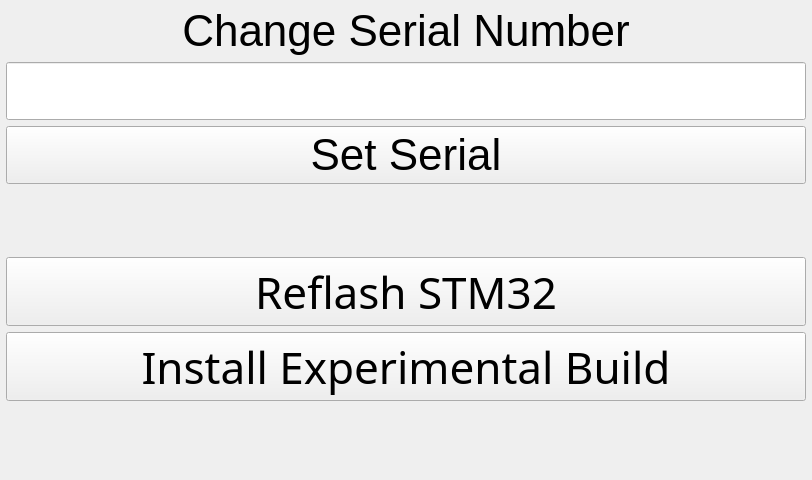
Old version of the form ui/FactoryWidget.ui in the repository kipr/botui.
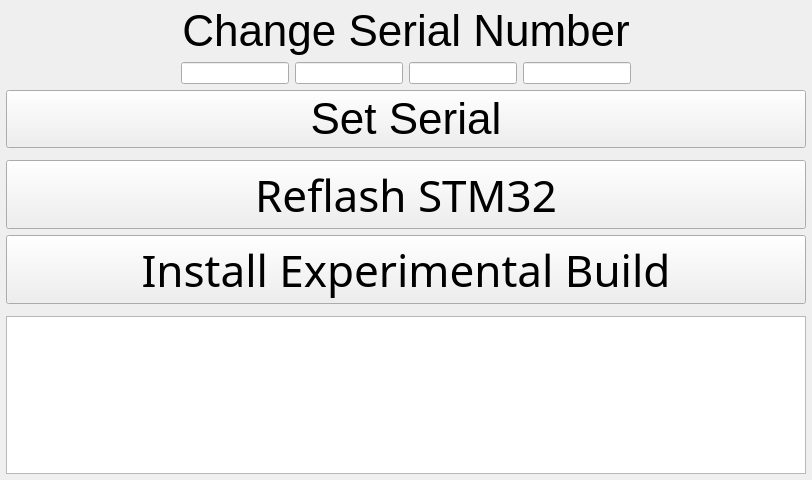
New version of the form. Icons and pictures are not drawn. Custom widgets are drawn as their Qt base class.

Commit message: Adding function to buttons

Patch:
```diff
--- a/ui/FactoryWidget.ui
+++ b/ui/FactoryWidget.ui
@@ -51,28 +51,74 @@
     </widget>
    </item>
    <item>
-    <widget class="LineEdit" name="serialNumber">
-     <property name="sizePolicy">
-      <sizepolicy hsizetype="Minimum" vsizetype="Preferred">
-       <horstretch>0</horstretch>
-       <verstretch>0</verstretch>
-      </sizepolicy>
-     </property>
-     <property name="minimumSize">
-      <size>
-       <width>0</width>
-       <height>0</height>
-      </size>
-     </property>
-     <property name="font">
-      <font>
-       <pointsize>33</pointsize>
-      </font>
-     </property>
-     <property name="alignment">
-      <set>Qt::AlignLeading|Qt::AlignLeft|Qt::AlignVCenter</set>
-     </property>
-    </widget>
+    <layout class="QHBoxLayout" name="horizontalLayout">
+     <item>
+      <spacer name="horizontalSpacer">
+       <property name="orientation">
+        <enum>Qt::Horizontal</enum>
+       </property>
+       <property name="sizeHint" stdset="0">
+        <size>
+         <width>40</width>
+         <height>20</height>
+        </size>
+       </property>
+      </spacer>
+     </item>
+     <item>
+      <widget class="QLineEdit" name="lineEdit_2">
+       <property name="sizePolicy">
+        <sizepolicy hsizetype="Minimum" vsizetype="Fixed">
+         <horstretch>0</horstretch>
+         <verstretch>0</verstretch>
+        </sizepolicy>
+       </property>
+      </widget>
+     </item>
+     <item>
+      <widget class="QLineEdit" name="lineEdit_3">
+       <property name="sizePolicy">
+        <sizepolicy hsizetype="Minimum" vsizetype="Fixed">
+         <horstretch>0</horstretch>
+         <verstretch>0</verstretch>
+        </sizepolicy>
+       </property>
+      </widget>
+     </item>
+     <item>
+      <widget class="QLineEdit" name="lineEdit_4">
+       <property name="sizePolicy">
+        <sizepolicy hsizetype="Minimum" vsizetype="Fixed">
+         <horstretch>0</horstretch>
+         <verstretch>0</verstretch>
+        </sizepolicy>
+       </property>
+      </widget>
+     </item>
+     <item>
+      <widget class="QLineEdit" name="lineEdit">
+       <property name="sizePolicy">
+        <sizepolicy hsizetype="Minimum" vsizetype="Fixed">
+         <horstretch>0</horstretch>
+         <verstretch>0</verstretch>
+        </sizepolicy>
+       </property>
+      </widget>
+     </item>
+     <item>
+      <spacer name="horizontalSpacer_2">
+       <property name="orientation">
+        <enum>Qt::Horizontal</enum>
+       </property>
+       <property name="sizeHint" stdset="0">
+        <size>
+         <width>40</width>
+         <height>20</height>
+        </size>
+       </property>
+      </spacer>
+     </item>
+    </layout>
    </item>
    <item>
     <widget class="QPushButton" name="confirm">
@@ -175,15 +221,15 @@
     </spacer>
    </item>
    <item>
-    <widget class="QWidget" name="widget" native="true"/>
+    <widget class="ConsoleWidget" name="console"/>
    </item>
   </layout>
  </widget>
  <customwidgets>
   <customwidget>
-   <class>LineEdit</class>
-   <extends>QLineEdit</extends>
-   <header>LineEdit.h</header>
+   <class>ConsoleWidget</class>
+   <extends>QTextEdit</extends>
+   <header>ConsoleWidget.h</header>
   </customwidget>
  </customwidgets>
  <resources>
```
The commit also changes 1 other file.
